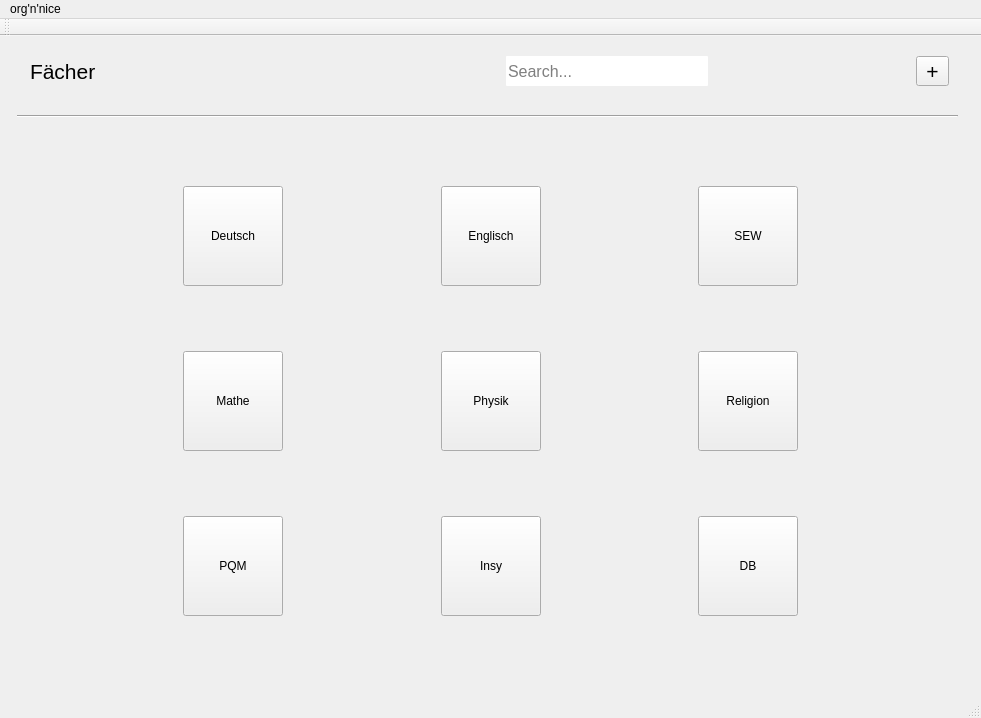
Before: the Qt Designer form mainwindow.ui in orgnnice/OrgNNice, drawn with Qt 5.
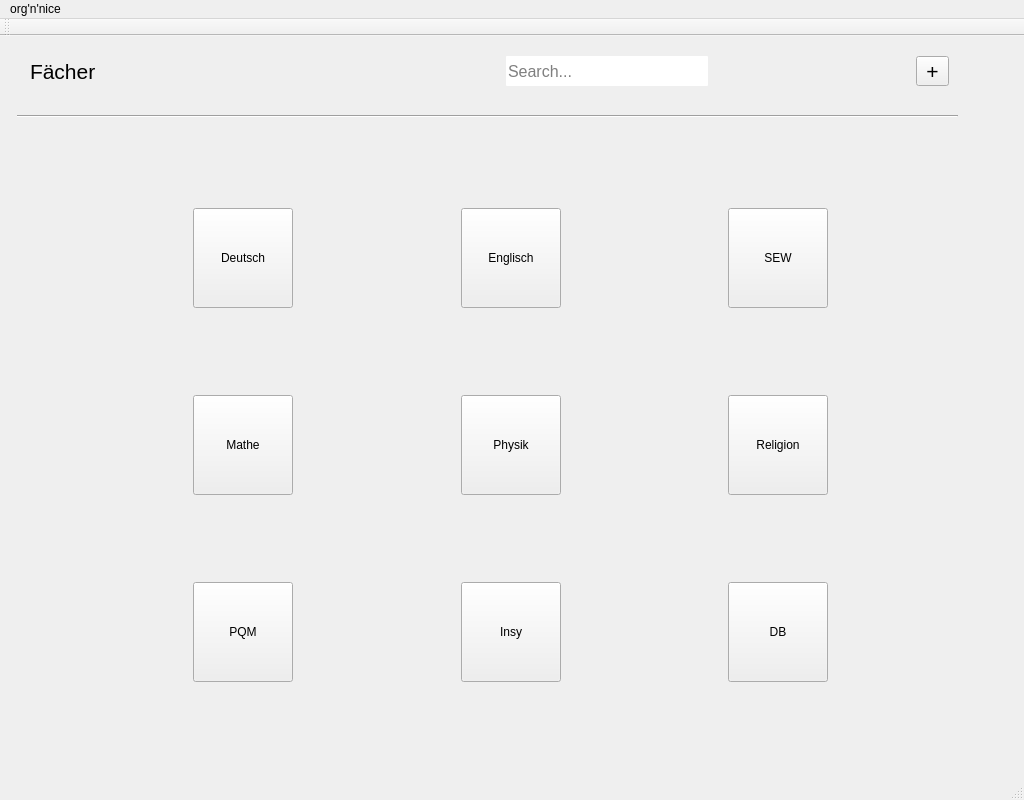
After: the same form once the commit is applied.

Commit message: GUI subject_detail anpassung

```diff
--- a/mainwindow.ui
+++ b/mainwindow.ui
@@ -6,8 +6,8 @@
    <rect>
     <x>0</x>
     <y>0</y>
-    <width>981</width>
-    <height>718</height>
+    <width>1024</width>
+    <height>800</height>
    </rect>
   </property>
   <property name="windowTitle">
@@ -127,8 +127,8 @@
      <rect>
       <x>20</x>
       <y>80</y>
-      <width>941</width>
-      <height>571</height>
+      <width>981</width>
+      <height>661</height>
      </rect>
     </property>
     <layout class="QGridLayout" name="gridLayout">
@@ -507,7 +507,7 @@
     <rect>
      <x>0</x>
      <y>0</y>
-     <width>981</width>
+     <width>1024</width>
      <height>21</height>
     </rect>
    </property>
```
Left out of the diff: 216 changed lines with no effect on the pictures. The commit also changes 5 other files.
